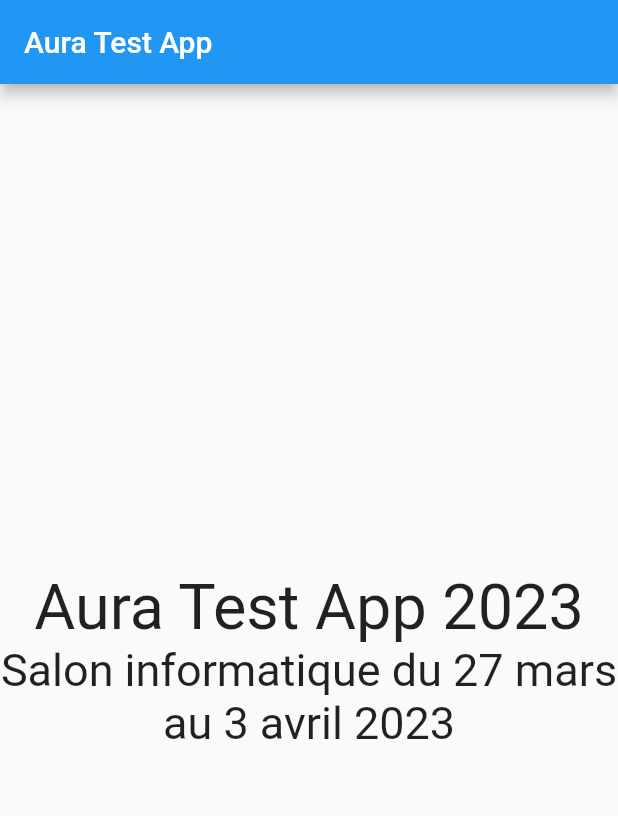
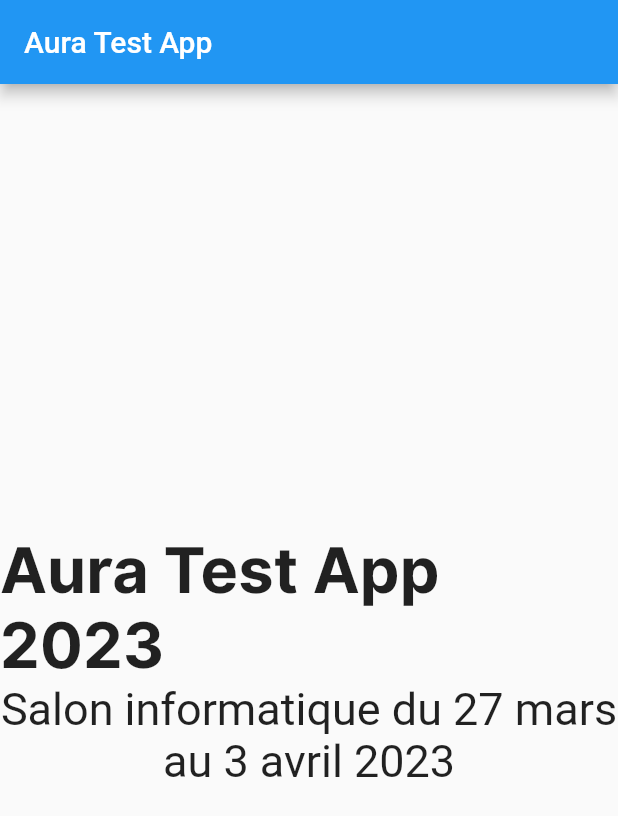
Before and after one commit to karmakatoro/test_app, a Flutter app: the screen it shows after launch, on a phone screen of 412 x 824 dp. Shown: the top 816 px of the screen. Run offline on Flutter 3.47's test engine with Material 2 defaults, Android fonts, the phone set to English and light mode, and no system bars.

Commit message:
adding fonts and images

```diff
--- a/lib/main.dart
+++ b/lib/main.dart
@@ -20,7 +20,7 @@ class MyApp extends StatelessWidget {
         children: const [
           Text(
             "Aura Test App 2023",
-            style: TextStyle(fontSize: 42),
+            style: TextStyle(fontSize: 42, fontFamily: "Inter"),
           ),
           Text(
             "Salon informatique du 27 mars au 3 avril 2023",
```
Also changed, not shown: pubspec.yaml (+6 -7 lines).
